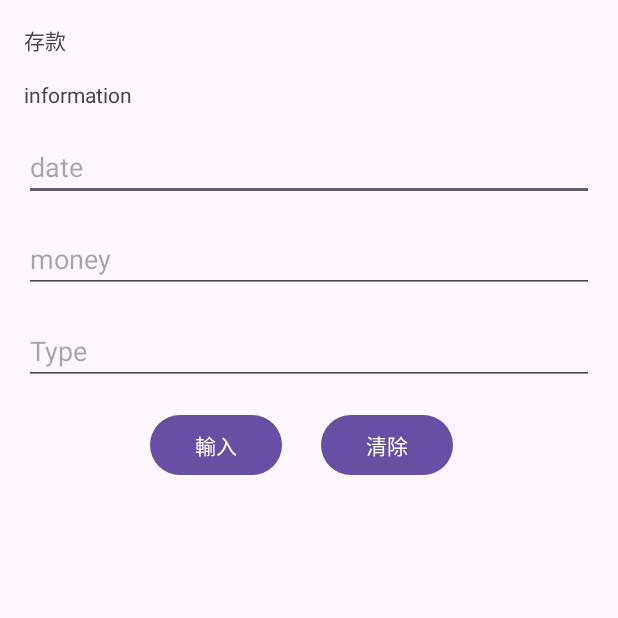
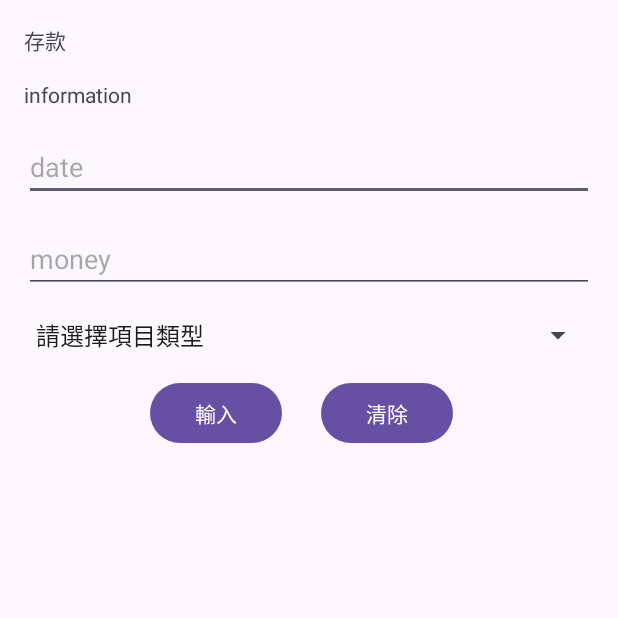
Before and after one commit to saiazuma/agent-money, an Android app: the screen it shows after launch (AccountActivity), after a tap on "輸入", on a phone screen of 412 x 824 dp, the top half of it. Run offline under Robolectric (Android 15) with nearby library versions, the phone set to English and light mode, and no system bars.

Commit message:
將type改為下拉選單，含有防呆

```diff
--- a/app/src/main/java/com/example/agentmoney/AccountActivity.java
+++ b/app/src/main/java/com/example/agentmoney/AccountActivity.java
@@ -6,11 +6,15 @@ import android.content.Intent;
 import android.database.Cursor;
 import android.database.sqlite.SQLiteDatabase;
 import android.os.Bundle;
+import android.view.MotionEvent;
 import android.view.View;
+import android.widget.AdapterView;
+import android.widget.ArrayAdapter;
 import android.widget.Button;
 import android.widget.EditText;
 import android.widget.ListView;
 import android.widget.SimpleCursorAdapter;
+import android.widget.Spinner;
 import android.widget.TextView;
 import android.widget.Toast;
 
@@ -29,9 +33,9 @@ public class AccountActivity extends AppCompatActivity {
     private EditText etMoney;
     private Button btnInput;
     private Button btnClean;
-    private EditText etType;
+    private Spinner spType;
     private ListView listv;
-
+    private String[] types = new String[] {"請選擇項目類型", "飲食", "交通", "娛樂", "繳費", "收入", "其他"};
 
     @Override
     protected void onCreate(Bundle savedInstanceState) {
@@ -44,9 +48,11 @@ public class AccountActivity extends AppCompatActivity {
         etDate = findViewById(R.id.et_date);
         etMoney = findViewById(R.id.et_money);
         btnInput = findViewById(R.id.btn_input);
-        etType = findViewById(R.id.et_type);
+        spType = findViewById(R.id.sp_type);
         listv = findViewById(R.id.list);
         btnClean = findViewById(R.id.btn_clean);
+
+        listAllProducts();
 
         View.OnClickListener listener = new View.OnClickListener() {
             @Override
@@ -54,19 +60,23 @@ public class AccountActivity extends AppCompatActivity {
                 if (v.getId() == R.id.btn_input) {
                     String inputDate = etDate.getText().toString();
                     String eachMoney = etMoney.getText().toString();
-                    String type = etType.getText().toString();
+                    String type = spType.getSelectedItem().toString();
+                    if (type.equals(types[0])) {
+                        Toast.makeText(AccountActivity.this, "未選擇項目類型", Toast.LENGTH_LONG).show();
+                    } else {
 
-                    String productName = etDate.getText().toString();
-                    int productPrice = Integer.parseInt(etMoney.getText().toString());
+                        String productName = etDate.getText().toString();
+                        int productPrice = Integer.parseInt(etMoney.getText().toString());
 
-                    String insertSql = "INSERT INTO " + TABLE_NAME + "(date, money) VALUES ('" + inputDate + "'," + eachMoney + " )";
-                    productDatabase.execSQL(insertSql);
+                        String insertSql = "INSERT INTO " + TABLE_NAME + "(date, money) VALUES ('" + inputDate + "'," + eachMoney + " )";
+                        productDatabase.execSQL(insertSql);
+                    }
                 } else if (v.getId() == R.id.btn_clean) {      // 清除
                     String deleteAllSql = "DELETE FROM " + TABLE_NAME;
                     productDatabase.execSQL(deleteAllSql);
                 }
                 etMoney.setText("");
-                etType.setText("");
+                spType.setSelection(0);
                 etDate.setText("");
                 listAllProducts();
             }
@@ -74,6 +84,12 @@ public class AccountActivity extends AppCompatActivity {
 
         btnInput.setOnClickListener(listener);
         btnClean.setOnClickListener(listener);
+
+        ArrayAdapter<String> spAdapter = new ArrayAdapter<>(
+                this, android.R.layout.simple_spinner_item, types);
+        spAdapter.setDropDownViewResource(android.R.layout.simple_spinner_dropdown_item);
+        spType.setAdapter(spAdapter);
+
 
     }
     private void listAllProducts(){
--- a/app/src/main/res/layout/activity_account.xml
+++ b/app/src/main/res/layout/activity_account.xml
@@ -77,22 +77,7 @@
         android:layout_marginTop="16dp"
         android:text="輸入"
         app:layout_constraintStart_toStartOf="parent"
-        app:layout_constraintTop_toBottomOf="@+id/et_type" />
-
-    <EditText
-        android:id="@+id/et_type"
-        android:layout_width="0dp"
-        android:layout_height="wrap_content"
-        android:layout_marginStart="16dp"
-        android:layout_marginTop="16dp"
-        android:layout_marginEnd="16dp"
-        android:ems="10"
-        android:inputType="text"
-        android:hint="Type"
-        tools:ignore="TouchTargetSizeCheck"
-        app:layout_constraintEnd_toEndOf="parent"
-        app:layout_constraintStart_toStartOf="parent"
-        app:layout_constraintTop_toBottomOf="@+id/et_money" />
+        app:layout_constraintTop_toBottomOf="@+id/sp_type" />
 
     <Button
         android:id="@+id/btn_clean"
@@ -104,6 +89,17 @@
         android:text="清除"
         app:layout_constraintEnd_toEndOf="parent"
         app:layout_constraintStart_toEndOf="@+id/btn_input"
-        app:layout_constraintTop_toBottomOf="@+id/et_type" />
+        app:layout_constraintTop_toBottomOf="@+id/sp_type" />
+
+    <Spinner
+        android:id="@+id/sp_type"
+        android:layout_width="0dp"
+        android:layout_height="wrap_content"
+        android:layout_marginStart="16dp"
+        android:layout_marginTop="16dp"
+        android:layout_marginEnd="16dp"
+        app:layout_constraintEnd_toEndOf="parent"
+        app:layout_constraintStart_toStartOf="parent"
+        app:layout_constraintTop_toBottomOf="@+id/et_money" />
 
 </androidx.constraintlayout.widget.ConstraintLayout>
```
